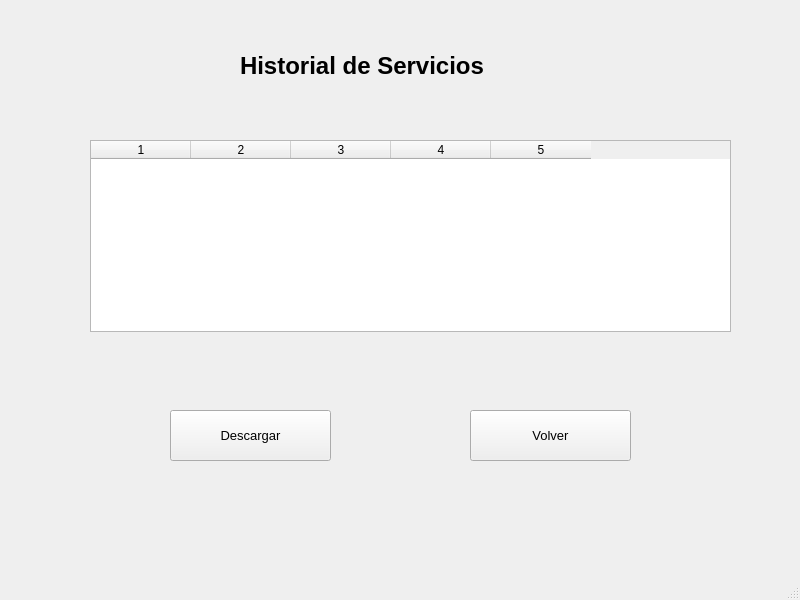
Qt form src/vista/Ui/VistaHistorialServicios.ui (AdrianUnileon/Taller-Mecanico) before a commit.
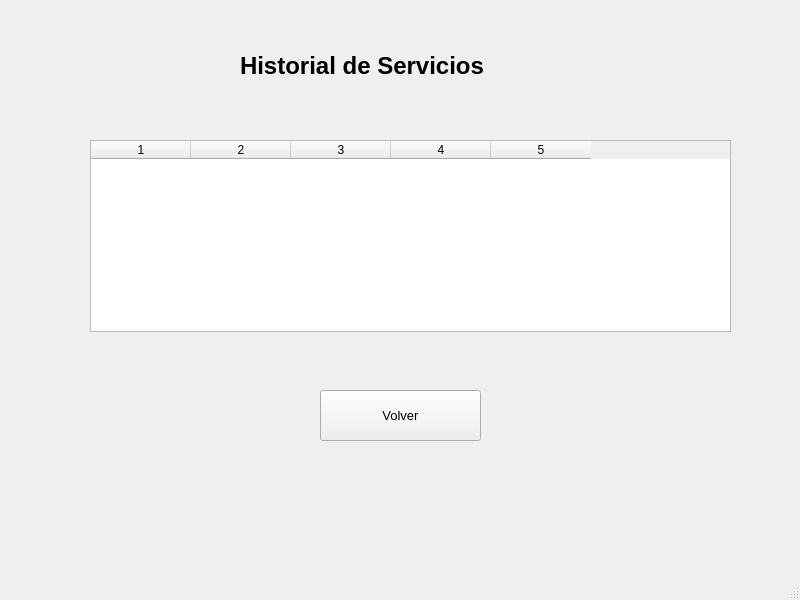
The same form after that commit.

Patch:
```diff
--- a/src/vista/Ui/VistaHistorialServicios.ui
+++ b/src/vista/Ui/VistaHistorialServicios.ui
@@ -56,8 +56,8 @@
    <widget class="QPushButton" name="btnVolver">
     <property name="geometry">
      <rect>
-      <x>470</x>
-      <y>410</y>
+      <x>320</x>
+      <y>390</y>
       <width>161</width>
       <height>51</height>
      </rect>
@@ -72,25 +72,6 @@
      <string>Volver</string>
     </property>
    </widget>
-   <widget class="QPushButton" name="btnDescargar">
-    <property name="geometry">
-     <rect>
-      <x>170</x>
-      <y>410</y>
-      <width>161</width>
-      <height>51</height>
-     </rect>
-    </property>
-    <property name="font">
-     <font>
-      <family>Segoe UI</family>
-      <pointsize>10</pointsize>
-     </font>
-    </property>
-    <property name="text">
-     <string>Descargar</string>
-    </property>
-   </widget>
   </widget>
   <widget class="QMenuBar" name="menubar">
    <property name="geometry">
```
